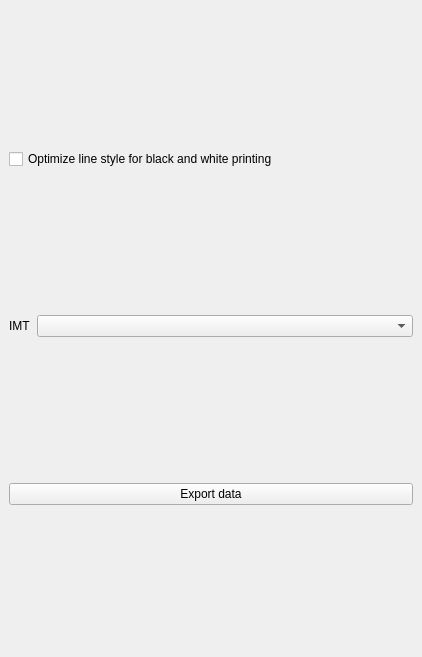
gem/oq-irmt-qgis, file svir/ui/ui_viewer_dock.ui: the form before one commit.
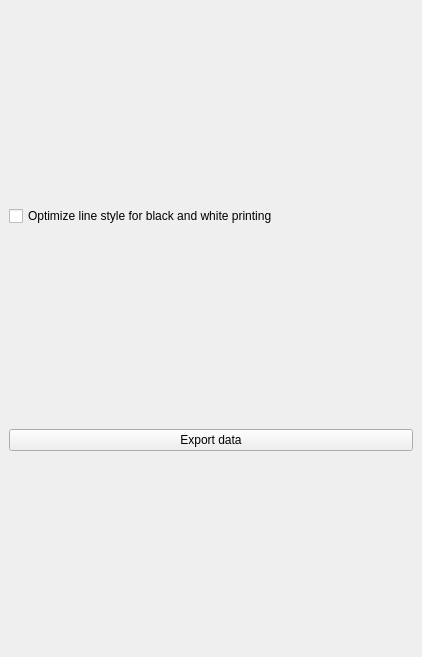
The form after the commit. Icons and pictures are not drawn.

```diff
--- a/svir/ui/ui_viewer_dock.ui
+++ b/svir/ui/ui_viewer_dock.ui
@@ -27,25 +27,7 @@
      </widget>
     </item>
     <item>
-     <layout class="QHBoxLayout" name="horizontalLayout">
-      <item>
-       <widget class="QLabel" name="imt_label">
-        <property name="text">
-         <string>IMT</string>
-        </property>
-       </widget>
-      </item>
-      <item>
-       <widget class="QComboBox" name="imt_cbx">
-        <property name="sizePolicy">
-         <sizepolicy hsizetype="MinimumExpanding" vsizetype="Fixed">
-          <horstretch>0</horstretch>
-          <verstretch>0</verstretch>
-         </sizepolicy>
-        </property>
-       </widget>
-      </item>
-     </layout>
+     <layout class="QHBoxLayout" name="horizontalLayout"/>
     </item>
     <item>
      <layout class="QVBoxLayout" name="plot_layout"/>
```
Left out of the diff: 2 changed lines with no effect on the pictures.
